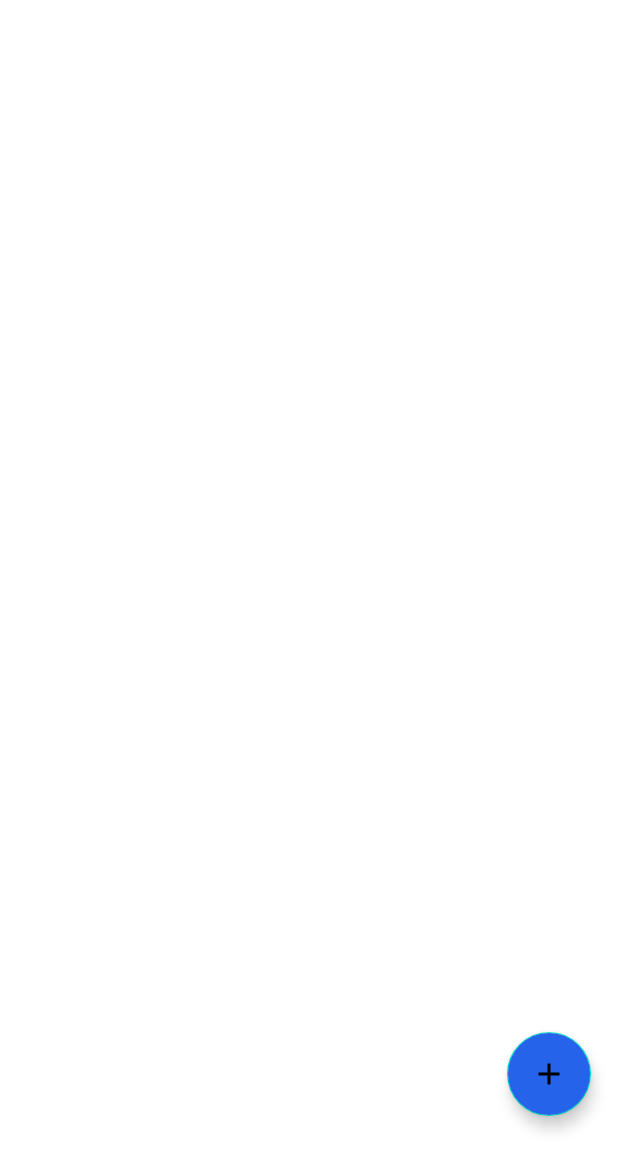
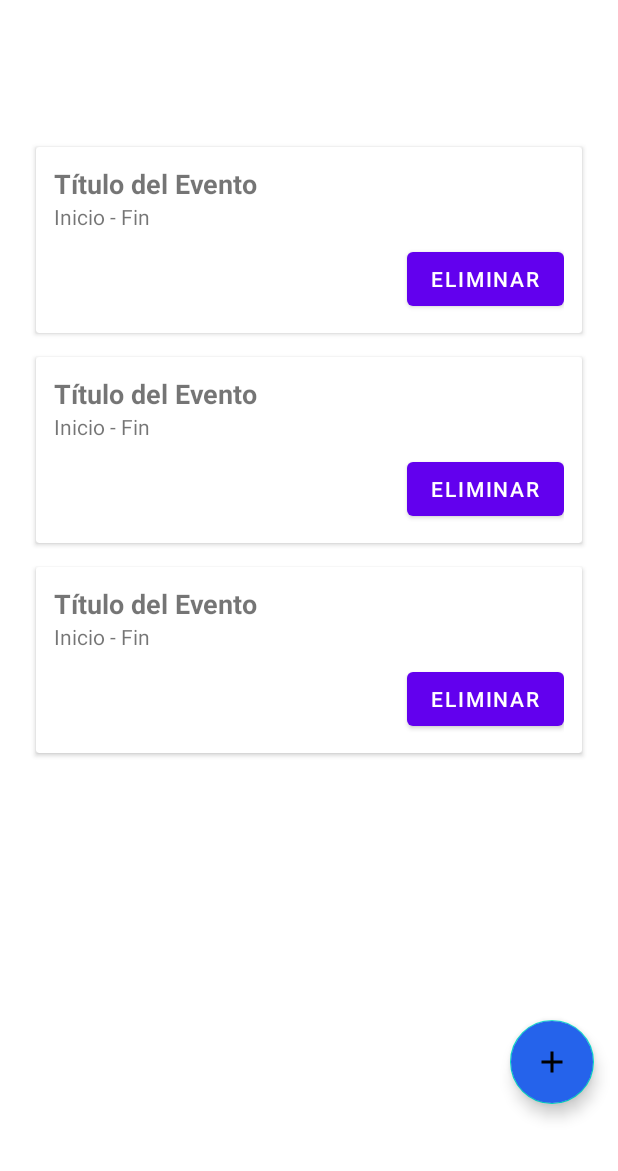
Before and after one commit to rgxkokimoto/PlanPalMobile, an Android app: the layout fragment_event_manager.xml on its own in the app's theme, with its tools: preview values and no code run, on a phone screen of 412 x 824 dp. Shown: the top 1171 px of the screen. Run offline under Robolectric (Android 15) with nearby library versions, the phone set to English and light mode, and no system bars.

Commit message:
En la zona de events, cargamos una lista con los eventos que ese usuario ha creado, se informa del titulo y cuando empieza el evento, y se implementa boton de eliminar, que lo eliminara tanto de la lista como del calendario, como del firebase

```diff
--- a/app/src/main/java/com/example/planpalmobile/data/database/EventApiControler.java
+++ b/app/src/main/java/com/example/planpalmobile/data/database/EventApiControler.java
@@ -14,7 +14,7 @@ import retrofit2.http.POST;
 
 public interface EventApiControler {
 
-    String API_URL = "http://192.168.1.148:8080/";
+    String API_URL = "http://192.168.1.52:8080/";
 
     Gson gson = new GsonBuilder()
             .setDateFormat("yyyy-MM-dd'T'HH:mm:ss.SSS'Z'")
--- a/app/src/main/res/layout/fragment_event_manager.xml
+++ b/app/src/main/res/layout/fragment_event_manager.xml
@@ -1,39 +1,34 @@
-<?xml version="1.0" encoding="utf-8"?>
-<androidx.constraintlayout.widget.ConstraintLayout xmlns:android="http://schemas.android.com/apk/res/android"
+<androidx.constraintlayout.widget.ConstraintLayout
+    xmlns:android="http://schemas.android.com/apk/res/android"
     xmlns:app="http://schemas.android.com/apk/res-auto"
     xmlns:tools="http://schemas.android.com/tools"
     android:layout_width="match_parent"
     android:layout_height="match_parent"
     tools:context=".ui.eventmanager.EventManagerFragment">
 
-    <TextView
-        android:id="@+id/text_dashboard"
-        android:layout_width="match_parent"
-        android:layout_height="wrap_content"
-        android:layout_marginStart="8dp"
-        android:layout_marginTop="8dp"
-        android:layout_marginEnd="8dp"
-        android:textAlignment="center"
-        android:textSize="20sp"
-        app:layout_constraintBottom_toBottomOf="parent"
+    <androidx.recyclerview.widget.RecyclerView
+        android:id="@+id/recyclerViewEventos"
+        android:layout_width="412dp"
+        android:layout_height="532dp"
+        android:clipToPadding="false"
+        android:padding="16dp"
+        app:layout_constraintBottom_toTopOf="@id/fabButton"
         app:layout_constraintEnd_toEndOf="parent"
         app:layout_constraintStart_toStartOf="parent"
-        app:layout_constraintTop_toTopOf="parent" />
-
+        app:layout_constraintTop_toTopOf="parent"
+        tools:listitem="@layout/item_evento" />
 
     <com.google.android.material.floatingactionbutton.FloatingActionButton
         android:id="@+id/fabButton"
         android:layout_width="wrap_content"
         android:layout_height="wrap_content"
-        android:layout_gravity="end|bottom"
-        android:layout_marginBottom="80dp"
-        android:layout_marginEnd="18dp"
-        app:fabSize="auto"
+        android:layout_marginEnd="16dp"
+        android:layout_marginBottom="88dp"
         android:backgroundTint="@color/mainBlue"
         android:contentDescription="@string/crea_un_nuevo_componente"
         android:src="@drawable/baseline_add_24"
+        app:fabSize="auto"
         app:layout_constraintBottom_toBottomOf="parent"
-        app:layout_constraintEnd_toEndOf="parent"
-        />
+        app:layout_constraintEnd_toEndOf="parent" />
 
 </androidx.constraintlayout.widget.ConstraintLayout>
--- /dev/null
+++ b/app/src/main/res/layout/item_evento.xml
@@ -0,0 +1,51 @@
+<?xml version="1.0" encoding="utf-8"?>
+<androidx.cardview.widget.CardView xmlns:android="http://schemas.android.com/apk/res/android"
+    android:layout_width="match_parent"
+    android:layout_margin="8dp"
+    android:layout_height="wrap_content"
+    android:elevation="4dp">
+
+    <LinearLayout
+        android:layout_width="match_parent"
+        android:layout_height="wrap_content"
+        android:orientation="vertical"
+        android:padding="12dp">
+
+        <TextView
+            android:id="@+id/tvTituloEvento"
+            android:layout_width="wrap_content"
+            android:layout_height="wrap_content"
+            android:text="Título del Evento"
+            android:textStyle="bold"
+            android:textSize="18sp" />
+
+        <TextView
+            android:id="@+id/tvFechasEvento"
+            android:layout_width="wrap_content"
+            android:layout_height="wrap_content"
+            android:text="Inicio - Fin"
+            android:textSize="14sp" />
+
+        <LinearLayout
+            android:layout_width="match_parent"
+            android:layout_height="wrap_content"
+            android:orientation="horizontal"
+            android:gravity="end"
+            android:paddingTop="8dp">
+
+           <!-- <Button
+                android:id="@+id/btnVerDetalles"
+                android:layout_width="wrap_content"
+                android:layout_height="wrap_content"
+                android:text="Ver detalles" />-->
+
+            <Button
+                android:id="@+id/btnEliminar"
+                android:layout_width="wrap_content"
+                android:layout_height="wrap_content"
+                android:text="Eliminar"
+                android:layout_marginStart="8dp" />
+        </LinearLayout>
+
+    </LinearLayout>
+</androidx.cardview.widget.CardView>
--- a/app/src/main/res/xml/network_security_config.xml
+++ b/app/src/main/res/xml/network_security_config.xml
@@ -1,6 +1,6 @@
 <?xml version="1.0" encoding="utf-8"?>
 <network-security-config>
     <domain-config cleartextTrafficPermitted="true">
-        <domain includeSubdomains="true">192.168.1.148</domain>
+        <domain includeSubdomains="true">192.168.1.52</domain>
     </domain-config>
 </network-security-config>
```
Also changed, not shown: app/build.gradle.kts (+11 -1 lines), app/src/main/java/com/example/planpalmobile/RegisterActivity.java (+23 -1 lines), app/src/main/java/com/example/planpalmobile/data/database/FirebaseDataSource.java (+25 -2 lines), app/src/main/java/com/example/planpalmobile/data/repository/EventosRepository.java (+73 -6 lines), app/src/main/java/com/example/planpalmobile/ui/eventmanager/CreateEventDetailFragment.java (+15 -0 lines), app/src/main/java/com/example/planpalmobile/ui/eventmanager/EventManagerFragment.java (+78 -6 lines), app/src/main/java/com/example/planpalmobile/ui/eventmanager/EventManagerViewModel.java (+49 -53 lines), app/src/main/java/com/example/planpalmobile/ui/eventmanager/EventoAdapter.java (added, +113 -0 lines), build.gradle.kts (line endings or trailing spaces).
